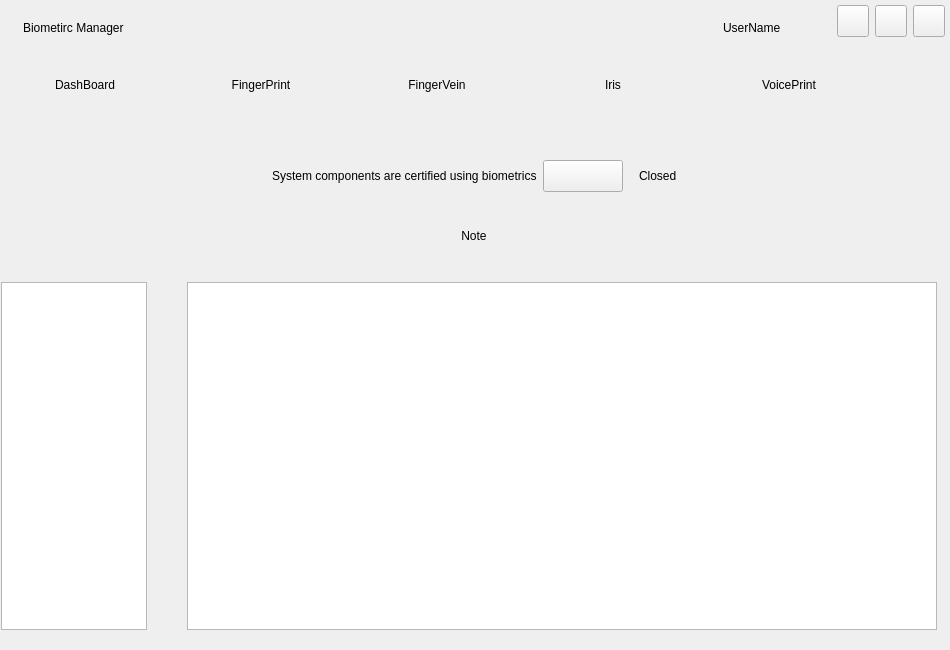
This is src/mainwindow.ui in ukui/ukui-biometric-manager as Qt 5 draws it before an edit. The edited form follows.
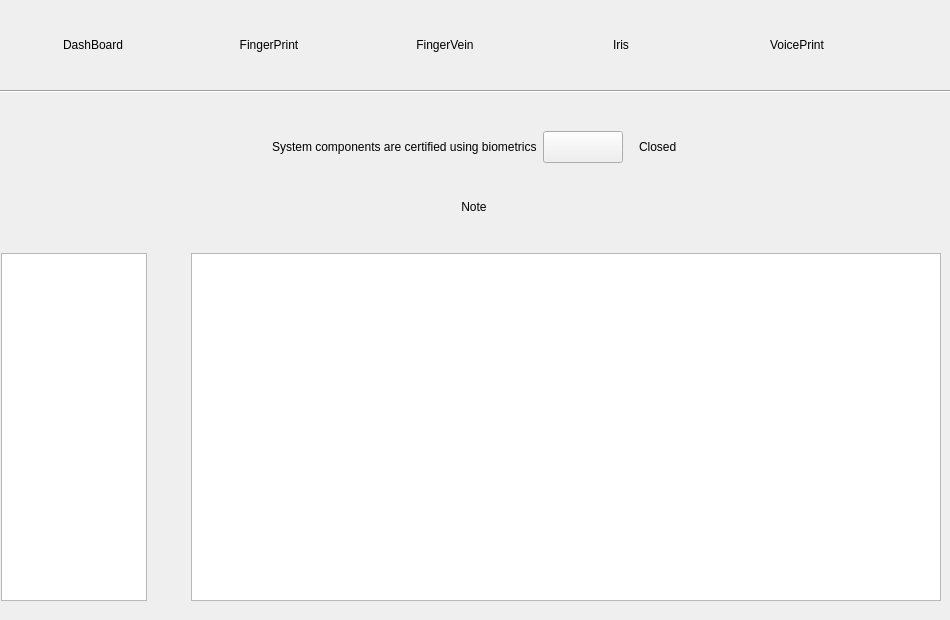
This is the edited form.

The edit to the form file:
```diff
--- a/src/mainwindow.ui
+++ b/src/mainwindow.ui
@@ -7,186 +7,42 @@
     <x>0</x>
     <y>0</y>
     <width>950</width>
-    <height>650</height>
+    <height>620</height>
    </rect>
   </property>
   <property name="minimumSize">
    <size>
     <width>950</width>
-    <height>650</height>
+    <height>620</height>
    </size>
   </property>
   <property name="maximumSize">
    <size>
     <width>950</width>
-    <height>650</height>
+    <height>620</height>
    </size>
   </property>
   <property name="windowTitle">
    <string>BiometricManager</string>
   </property>
-  <widget class="QWidget" name="widgetHeader" native="true">
-   <property name="geometry">
-    <rect>
-     <x>0</x>
-     <y>0</y>
-     <width>950</width>
-     <height>50</height>
-    </rect>
-   </property>
-   <property name="styleSheet">
-    <string notr="true"/>
-   </property>
-   <layout class="QHBoxLayout" name="horizontalLayout_2">
-    <property name="leftMargin">
-     <number>10</number>
-    </property>
-    <property name="topMargin">
-     <number>5</number>
-    </property>
-    <property name="rightMargin">
-     <number>5</number>
-    </property>
-    <item>
-     <widget class="QLabel" name="lblLogo">
-      <property name="text">
-       <string/>
-      </property>
-     </widget>
-    </item>
-    <item>
-     <widget class="QLabel" name="lblTitle">
-      <property name="text">
-       <string>Biometirc Manager</string>
-      </property>
-     </widget>
-    </item>
-    <item>
-     <spacer name="horizontalSpacer">
-      <property name="orientation">
-       <enum>Qt::Horizontal</enum>
-      </property>
-      <property name="sizeHint" stdset="0">
-       <size>
-        <width>40</width>
-        <height>20</height>
-       </size>
-      </property>
-     </spacer>
-    </item>
-    <item>
-     <widget class="QLabel" name="lblAvatar">
-      <property name="text">
-       <string/>
-      </property>
-     </widget>
-    </item>
-    <item>
-     <widget class="QLabel" name="lblUserName">
-      <property name="text">
-       <string>UserName</string>
-      </property>
-     </widget>
-    </item>
-    <item>
-     <spacer name="horizontalSpacer_9">
-      <property name="orientation">
-       <enum>Qt::Horizontal</enum>
-      </property>
-      <property name="sizeType">
-       <enum>QSizePolicy::Fixed</enum>
-      </property>
-      <property name="sizeHint" stdset="0">
-       <size>
-        <width>50</width>
-        <height>20</height>
-       </size>
-      </property>
-     </spacer>
-    </item>
-    <item alignment="Qt::AlignTop">
-     <widget class="QPushButton" name="btnMenu">
-      <property name="minimumSize">
-       <size>
-        <width>32</width>
-        <height>32</height>
-       </size>
-      </property>
-      <property name="maximumSize">
-       <size>
-        <width>32</width>
-        <height>32</height>
-       </size>
-      </property>
-      <property name="styleSheet">
-       <string notr="true"/>
-      </property>
-      <property name="text">
-       <string/>
-      </property>
-     </widget>
-    </item>
-    <item alignment="Qt::AlignHCenter|Qt::AlignTop">
-     <widget class="QPushButton" name="btnMin">
-      <property name="minimumSize">
-       <size>
-        <width>32</width>
-        <height>32</height>
-       </size>
-      </property>
-      <property name="maximumSize">
-       <size>
-        <width>32</width>
-        <height>32</height>
-       </size>
-      </property>
-      <property name="styleSheet">
-       <string notr="true"/>
-      </property>
-      <property name="text">
-       <string/>
-      </property>
-     </widget>
-    </item>
-    <item alignment="Qt::AlignTop">
-     <widget class="QPushButton" name="btnClose">
-      <property name="minimumSize">
-       <size>
-        <width>32</width>
-        <height>32</height>
-       </size>
-      </property>
-      <property name="maximumSize">
-       <size>
-        <width>32</width>
-        <height>32</height>
-       </size>
-      </property>
-      <property name="styleSheet">
-       <string notr="true"/>
-      </property>
-      <property name="text">
-       <string/>
-      </property>
-     </widget>
-    </item>
-   </layout>
-  </widget>
   <widget class="QWidget" name="widgetTab" native="true">
    <property name="geometry">
     <rect>
      <x>0</x>
-     <y>50</y>
+     <y>0</y>
      <width>950</width>
-     <height>70</height>
+     <height>90</height>
     </rect>
    </property>
    <property name="styleSheet">
     <string notr="true"/>
    </property>
    <layout class="QHBoxLayout" name="horizontalLayout_3">
+    <property name="sizeConstraint">
+     <enum>QLayout::SetDefaultConstraint</enum>
+    </property>
     <property name="leftMargin">
-     <number>0</number>
+     <number>8</number>
     </property>
     <item>
      <widget class="QPushButton" name="btnDashBoard">
@@ -302,7 +158,7 @@
    <property name="geometry">
     <rect>
      <x>1</x>
-     <y>120</y>
+     <y>91</y>
      <width>948</width>
      <height>528</height>
     </rect>
@@ -514,6 +370,12 @@
      </item>
      <item>
       <widget class="QWidget" name="widgetDevices" native="true">
+       <property name="minimumSize">
+        <size>
+         <width>950</width>
+         <height>0</height>
+        </size>
+       </property>
        <layout class="QHBoxLayout" name="horizontalLayout_5">
         <property name="spacing">
          <number>0</number>
@@ -815,6 +677,19 @@
     </layout>
    </widget>
   </widget>
+  <widget class="Line" name="line">
+   <property name="geometry">
+    <rect>
+     <x>0</x>
+     <y>90</y>
+     <width>951</width>
+     <height>3</height>
+    </rect>
+   </property>
+   <property name="orientation">
+    <enum>Qt::Horizontal</enum>
+   </property>
+  </widget>
  </widget>
  <resources/>
  <connections/>
```
Left out of the diff: 12 changed lines with no effect on the pictures.
